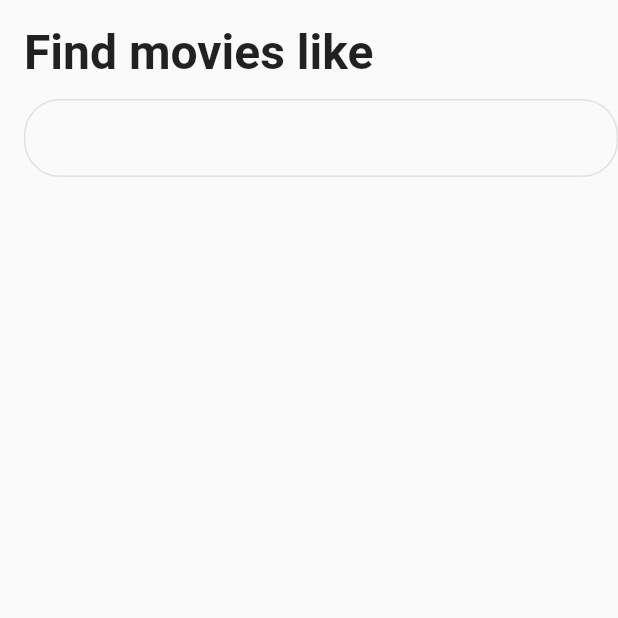
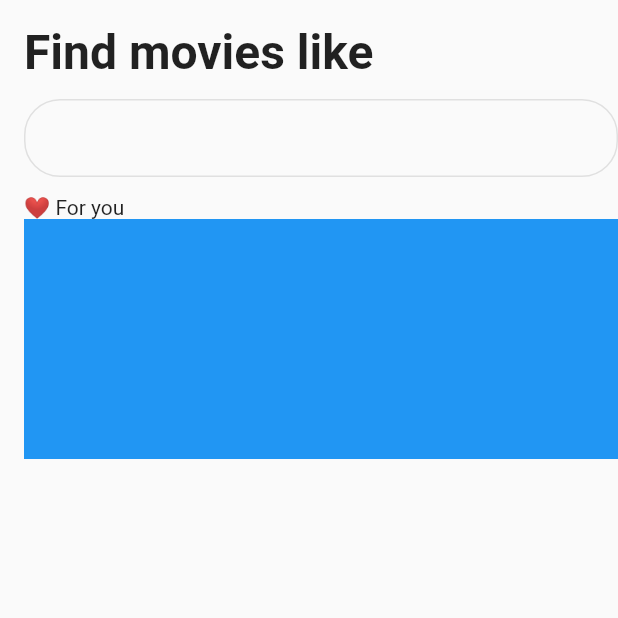
Before and after one commit to JAICHANGPARK/flutter_notebook_17th_story, a Flutter app: the screen it shows after launch, on a phone screen of 412 x 824 dp, the top half of it. Run offline on Flutter 3.47's test engine with Material 2 defaults, Android fonts, the phone set to English and light mode, and no system bars; our stand-ins replace cached_network_image, fl_chart, flutter_riverpod, ionicons, percent_indicator.

Commit message:
Update movie_finder_home_page.dart

```diff
--- a/lib/ep1014_movie_finder_app/src/movie_finder_home_page.dart
+++ b/lib/ep1014_movie_finder_app/src/movie_finder_home_page.dart
@@ -19,7 +19,9 @@ class MovieFinderHomePage extends StatelessWidget {
                   fontWeight: FontWeight.bold,
                 ),
               ),
-              SizedBox(height: 12,),
+              SizedBox(
+                height: 12,
+              ),
               Container(
                 height: 52,
                 decoration: BoxDecoration(
@@ -28,7 +30,24 @@ class MovieFinderHomePage extends StatelessWidget {
                     ),
                     borderRadius: BorderRadius.circular(24)),
               ),
-              SizedBox(height: 12,),
+              SizedBox(
+                height: 12,
+              ),
+              Expanded(
+                  child: SingleChildScrollView(
+                child: Column(
+                  crossAxisAlignment: CrossAxisAlignment.start,
+                  children: [
+                    Text("❤ For you"),
+                    SizedBox(
+                      height: 160,
+                      child: Container(
+                        color: Colors.blue,
+                      ),
+                    )
+                  ],
+                ),
+              )),
             ],
           ),
         ),
```
